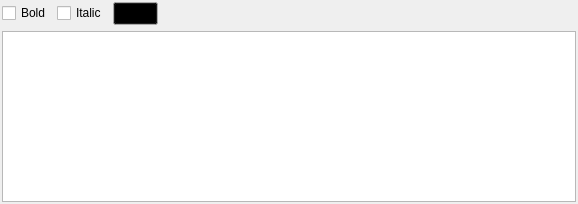
First picture: the form in libpgmodeler_ui/ui/caixatextowidget.ui, repository pgmodeler/pgmodeler, before the edit.
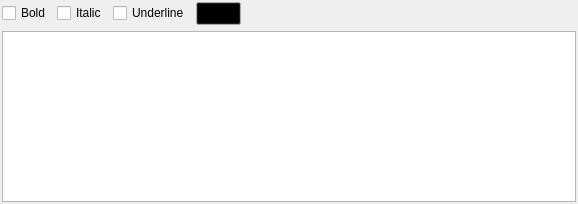
Second picture: the form after the edit.

Commit message:
Added the field "Underline" on textbox editing form.
Updated pt_BR language with PostGiS related texts.

```diff
--- a/libpgmodeler_ui/ui/caixatextowidget.ui
+++ b/libpgmodeler_ui/ui/caixatextowidget.ui
@@ -36,6 +36,13 @@
        </property>
       </widget>
      </item>
+     <item>
+      <widget class="QCheckBox" name="sublinhado_chk">
+       <property name="text">
+        <string>Underline</string>
+       </property>
+      </widget>
+     </item>
     </layout>
    </item>
    <item row="0" column="3">
```
The commit also changes 10 other files.
